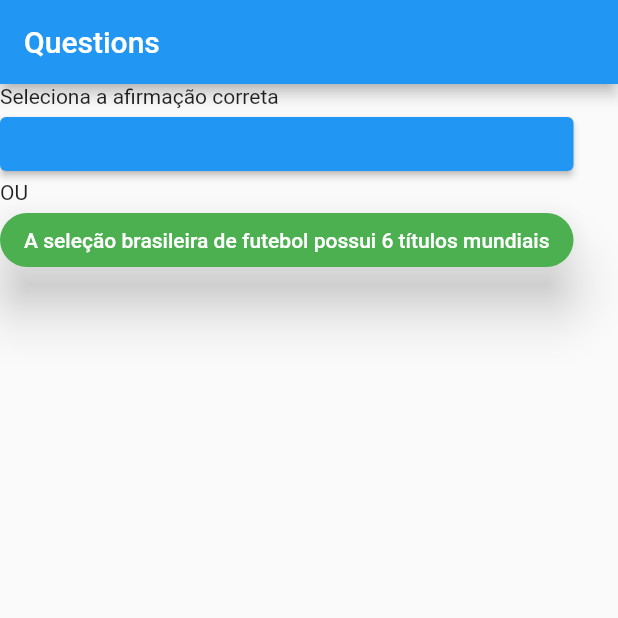
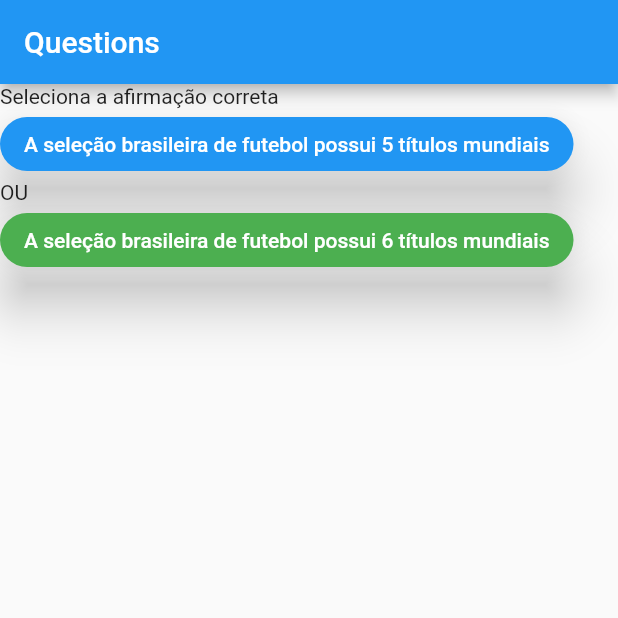
Before and after one commit to luizrovaris/QuizApp_Flutter, a Flutter app: the screen it shows after launch, on a phone screen of 412 x 824 dp, the top half of it. Run offline on Flutter 3.47's test engine with Material 2 defaults, Android fonts, the phone set to English and light mode, and no system bars.

```diff
--- a/quiz_app/lib/question_box.dart
+++ b/quiz_app/lib/question_box.dart
@@ -19,8 +19,13 @@ class QuestionBox extends StatelessWidget{
         Row(
           children: <Widget>[ElevatedButton(
             onPressed: () => this.nextQuestion(_questions[_index][_index][0].value),
-            style: ButtonStyle(
-              foregroundColor: MaterialStateProperty.all<Color>(Colors.blue),
+            style: ElevatedButton.styleFrom(
+              primary: Colors.blue,
+              onPrimary: Colors.white,
+              shape: RoundedRectangleBorder(
+                borderRadius: BorderRadius.circular(25)
+              ),
+              elevation: 15.0
             ),
             child: Text(_questions[_index][_index][0].question)
           )],
```
